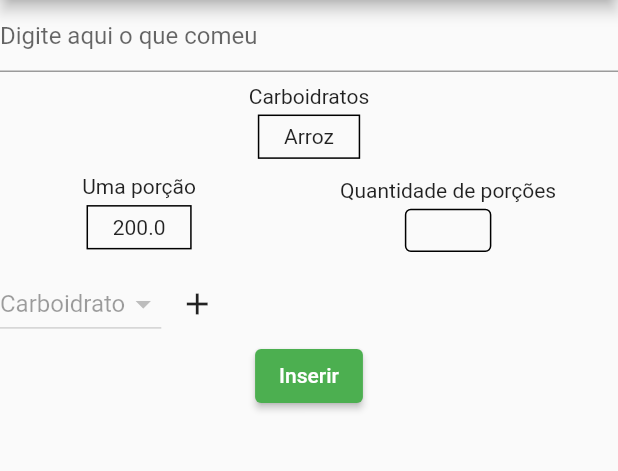
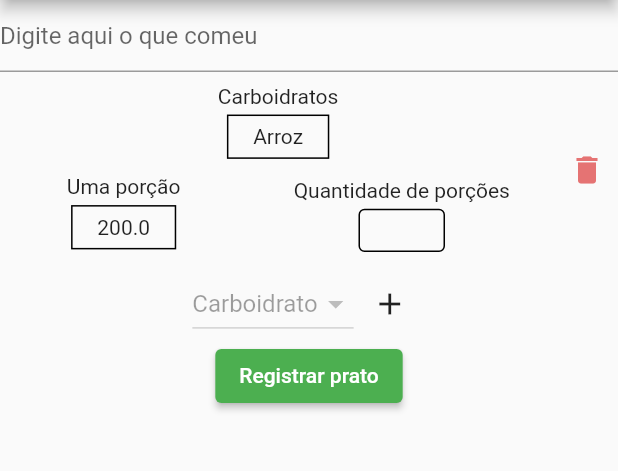
Before and after one commit to zizima100/PerfectPlate, a Flutter app: the HomePage screen opened by its route, after a tap on the "add" icon, on a phone screen of 412 x 824 dp, the part 84-555 px from its top. Run offline on Flutter 3.47's test engine with Material 2 defaults, Android fonts, the phone set to English and light mode, and no system bars; our stand-ins replace bloc, equatable, flutter_bloc, sizer.

Commit message:
add plate deletion

```diff
--- a/mobile/perfectplate/lib/presentation/screens/home/widgets/plate_insertion.dart
+++ b/mobile/perfectplate/lib/presentation/screens/home/widgets/plate_insertion.dart
@@ -1,8 +1,5 @@
 import 'package:flutter/material.dart';
-import 'package:flutter_bloc/flutter_bloc.dart';
 import 'package:sizer/sizer.dart';
-
-import 'package:perfectplate/logic/bloc/plates_bloc/plates_bloc.dart';
 
 class PlateInsertionWidget extends StatefulWidget {
   const PlateInsertionWidget({Key? key}) : super(key: key);
@@ -16,6 +13,7 @@ class _PlateInsertionWidgetState extends State<PlateInsertionWidget> {
   late ScrollController _scrollController;
   late String _plateName;
   late List<Widget> _ingredientsWidgets;
+  late int _platesCount;
 
   @override
   void initState() {
@@ -23,6 +21,7 @@ class _PlateInsertionWidgetState extends State<PlateInsertionWidget> {
     _scrollController = ScrollController();
     _plateName = '';
     _ingredientsWidgets = [];
+    _platesCount = 0;
     super.initState();
   }
 
@@ -45,6 +44,7 @@ class _PlateInsertionWidgetState extends State<PlateInsertionWidget> {
             ],
           ),
           Row(
+            mainAxisAlignment: MainAxisAlignment.center,
             children: [
               DropdownButton(
                 items: const <DropdownMenuItem<dynamic>>[
@@ -54,11 +54,21 @@ class _PlateInsertionWidgetState extends State<PlateInsertionWidget> {
               IconButton(
                 onPressed: () {
                   setState(() {
+                    _platesCount++;
+                  });
+                  var ingredientKey = ValueKey('plate$_platesCount');
+                  setState(() {
                     _ingredientsWidgets.add(
                       IngredientWidget(
+                        key: ValueKey(ingredientKey),
                         type: 'Carboidratos',
                         name: 'Arroz',
                         onePortionQuantity: 200,
+                        onDeleteTap: () {
+                          setState(() => _ingredientsWidgets.removeWhere((i) {
+                            return i.key == ValueKey(ingredientKey);
+                          }));
+                        },
                       ),
                     );
                   });
@@ -73,7 +83,7 @@ class _PlateInsertionWidgetState extends State<PlateInsertionWidget> {
             ],
           ),
           ElevatedButton(
-            child: Text('Inserir'),
+            child: Text('Registrar prato'),
             onPressed: () {
               print('plateName = $_plateName');
               // BlocProvider.of<PlatesBloc>(context)
@@ -87,12 +97,14 @@ class _PlateInsertionWidgetState extends State<PlateInsertionWidget> {
 }
 
 class IngredientWidget extends StatefulWidget {
+  final Function onDeleteTap;
   final String type;
   final String name;
   final double onePortionQuantity;
 
   const IngredientWidget({
     Key? key,
+    required this.onDeleteTap,
     required this.type,
     required this.name,
     required this.onePortionQuantity,
@@ -107,6 +119,10 @@ class _IngredientWidgetState extends State<IngredientWidget> {
   Widget build(BuildContext context) {
     return Padding(
       padding: EdgeInsets.symmetric(vertical: 1.h),
+      child: Row(
+        children: [
+          Flexible(
+            flex: 9,
             child: Column(
               children: [
                 Text(widget.type),
@@ -125,11 +141,14 @@ class _IngredientWidgetState extends State<IngredientWidget> {
                       ),
                     ),
                     Flexible(
-                flex: 4,
+                      flex: 5,
                       child: Column(
                         mainAxisAlignment: MainAxisAlignment.center,
                         children: [
-                    Text('Quantidade de porções'),
+                          Text(
+                            'Quantidade de porções',
+                            textAlign: TextAlign.center,
+                          ),
                           SizedBox(height: 0.5.h),
                           TextField(
                             style: TextStyle(
@@ -159,6 +178,19 @@ class _IngredientWidgetState extends State<IngredientWidget> {
                     ),
                   ],
                 ),
+              ],
+            ),
+          ),
+          Flexible(
+            flex: 1,
+            child: IconButton(
+              icon: Icon(
+                Icons.delete,
+                color: Colors.red.shade300,
+              ),
+              onPressed: () => widget.onDeleteTap(),
+            ),
+          )
         ],
       ),
     );
```
Lines whose indentation alone changed are shown as unchanged.
